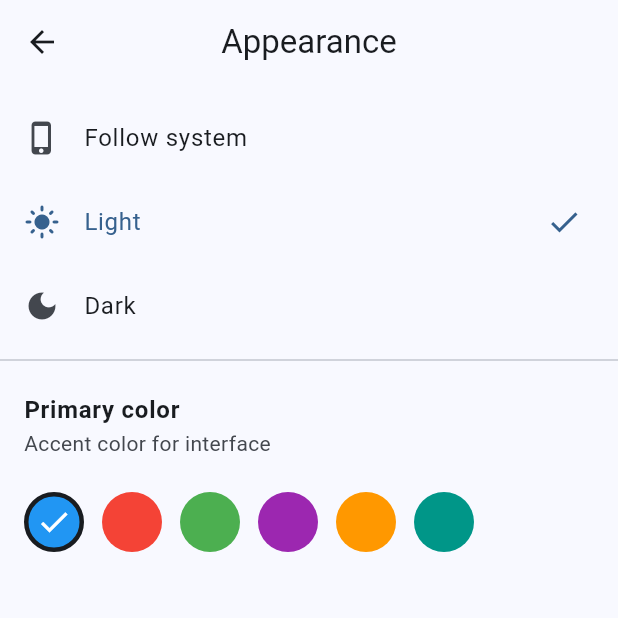
After one commit to pdf-reader-com/pdf_reader, a Flutter app: the ThemeSettingsPage screen opened directly, after a tap on "Light", on a phone screen of 412 x 824 dp, the top half of it. The commit adds this screen. Run offline on Flutter 3.47's test engine with Material 3 defaults, Android fonts, the phone set to English and light mode, and no system bars; our stand-ins replace file_picker, flutter_markdown_plus, shared_preferences; missing offline and left inert: docx_file_viewer, pdfrx; accounts and stored records are empty.

Commit message:
应用主体

```diff
--- a/lib/l10n/app_en.arb
+++ b/lib/l10n/app_en.arb
@@ -61,5 +61,13 @@
   "settingsLanguageSubtitle": "Interface language",
   "languageSettingsTitle": "Language",
   "languageFollowSystem": "Follow system",
-  "languageFollowSystemSubtitle": "Use system language (fall back to English if unsupported)"
+  "languageFollowSystemSubtitle": "Use system language (fall back to English if unsupported)",
+  "settingsThemeTitle": "Appearance",
+  "settingsThemeSubtitle": "Theme and colors",
+  "themeSettingsTitle": "Appearance",
+  "themeFollowSystem": "Follow system",
+  "themeLight": "Light",
+  "themeDark": "Dark",
+  "themeColorTitle": "Primary color",
+  "themeColorSubtitle": "Accent color for interface"
 }
--- a/lib/l10n/app_localizations.dart
+++ b/lib/l10n/app_localizations.dart
@@ -444,6 +444,54 @@ abstract class AppLocalizations {
   /// In en, this message translates to:
   /// **'Use system language (fall back to English if unsupported)'**
   String get languageFollowSystemSubtitle;
+
+  /// No description provided for @settingsThemeTitle.
+  ///
+  /// In en, this message translates to:
+  /// **'Appearance'**
+  String get settingsThemeTitle;
+
+  /// No description provided for @settingsThemeSubtitle.
+  ///
+  /// In en, this message translates to:
+  /// **'Theme and colors'**
+  String get settingsThemeSubtitle;
+
+  /// No description provided for @themeSettingsTitle.
+  ///
+  /// In en, this message translates to:
+  /// **'Appearance'**
+  String get themeSettingsTitle;
+
+  /// No description provided for @themeFollowSystem.
+  ///
+  /// In en, this message translates to:
+  /// **'Follow system'**
+  String get themeFollowSystem;
+
+  /// No description provided for @themeLight.
+  ///
+  /// In en, this message translates to:
+  /// **'Light'**
+  String get themeLight;
+
+  /// No description provided for @themeDark.
+  ///
+  /// In en, this message translates to:
+  /// **'Dark'**
+  String get themeDark;
+
+  /// No description provided for @themeColorTitle.
+  ///
+  /// In en, this message translates to:
+  /// **'Primary color'**
+  String get themeColorTitle;
+
+  /// No description provided for @themeColorSubtitle.
+  ///
+  /// In en, this message translates to:
+  /// **'Accent color for interface'**
+  String get themeColorSubtitle;
 }
 
 class _AppLocalizationsDelegate
--- a/lib/l10n/app_localizations_ar.dart
+++ b/lib/l10n/app_localizations_ar.dart
@@ -180,4 +180,28 @@ class AppLocalizationsAr extends AppLocalizations {
   @override
   String get languageFollowSystemSubtitle =>
       'Use system language (fall back to English if unsupported)';
+
+  @override
+  String get settingsThemeTitle => 'Appearance';
+
+  @override
+  String get settingsThemeSubtitle => 'Theme and colors';
+
+  @override
+  String get themeSettingsTitle => 'Appearance';
+
+  @override
+  String get themeFollowSystem => 'Follow system';
+
+  @override
+  String get themeLight => 'Light';
+
+  @override
+  String get themeDark => 'Dark';
+
+  @override
+  String get themeColorTitle => 'Primary color';
+
+  @override
+  String get themeColorSubtitle => 'Accent color for interface';
 }
--- a/lib/l10n/app_localizations_de.dart
+++ b/lib/l10n/app_localizations_de.dart
@@ -183,4 +183,28 @@ class AppLocalizationsDe extends AppLocalizations {
   @override
   String get languageFollowSystemSubtitle =>
       'Use system language (fall back to English if unsupported)';
+
+  @override
+  String get settingsThemeTitle => 'Appearance';
+
+  @override
+  String get settingsThemeSubtitle => 'Theme and colors';
+
+  @override
+  String get themeSettingsTitle => 'Appearance';
+
+  @override
+  String get themeFollowSystem => 'Follow system';
+
+  @override
+  String get themeLight => 'Light';
+
+  @override
+  String get themeDark => 'Dark';
+
+  @override
+  String get themeColorTitle => 'Primary color';
+
+  @override
+  String get themeColorSubtitle => 'Accent color for interface';
 }
--- a/lib/l10n/app_localizations_en.dart
+++ b/lib/l10n/app_localizations_en.dart
@@ -183,4 +183,28 @@ class AppLocalizationsEn extends AppLocalizations {
   @override
   String get languageFollowSystemSubtitle =>
       'Use system language (fall back to English if unsupported)';
+
+  @override
+  String get settingsThemeTitle => 'Appearance';
+
+  @override
+  String get settingsThemeSubtitle => 'Theme and colors';
+
+  @override
+  String get themeSettingsTitle => 'Appearance';
+
+  @override
+  String get themeFollowSystem => 'Follow system';
+
+  @override
+  String get themeLight => 'Light';
+
+  @override
+  String get themeDark => 'Dark';
+
+  @override
+  String get themeColorTitle => 'Primary color';
+
+  @override
+  String get themeColorSubtitle => 'Accent color for interface';
 }
--- a/lib/l10n/app_localizations_es.dart
+++ b/lib/l10n/app_localizations_es.dart
@@ -186,4 +186,28 @@ class AppLocalizationsEs extends AppLocalizations {
   @override
   String get languageFollowSystemSubtitle =>
       'Use system language (fall back to English if unsupported)';
+
+  @override
+  String get settingsThemeTitle => 'Appearance';
+
+  @override
+  String get settingsThemeSubtitle => 'Theme and colors';
+
+  @override
+  String get themeSettingsTitle => 'Appearance';
+
+  @override
+  String get themeFollowSystem => 'Follow system';
+
+  @override
+  String get themeLight => 'Light';
+
+  @override
+  String get themeDark => 'Dark';
+
+  @override
+  String get themeColorTitle => 'Primary color';
+
+  @override
+  String get themeColorSubtitle => 'Accent color for interface';
 }
--- a/lib/l10n/app_localizations_fr.dart
+++ b/lib/l10n/app_localizations_fr.dart
@@ -184,4 +184,28 @@ class AppLocalizationsFr extends AppLocalizations {
   @override
   String get languageFollowSystemSubtitle =>
       'Use system language (fall back to English if unsupported)';
+
+  @override
+  String get settingsThemeTitle => 'Appearance';
+
+  @override
+  String get settingsThemeSubtitle => 'Theme and colors';
+
+  @override
+  String get themeSettingsTitle => 'Appearance';
+
+  @override
+  String get themeFollowSystem => 'Follow system';
+
+  @override
+  String get themeLight => 'Light';
+
+  @override
+  String get themeDark => 'Dark';
+
+  @override
+  String get themeColorTitle => 'Primary color';
+
+  @override
+  String get themeColorSubtitle => 'Accent color for interface';
 }
--- a/lib/l10n/app_localizations_it.dart
+++ b/lib/l10n/app_localizations_it.dart
@@ -186,4 +186,28 @@ class AppLocalizationsIt extends AppLocalizations {
   @override
   String get languageFollowSystemSubtitle =>
       'Use system language (fall back to English if unsupported)';
+
+  @override
+  String get settingsThemeTitle => 'Appearance';
+
+  @override
+  String get settingsThemeSubtitle => 'Theme and colors';
+
+  @override
+  String get themeSettingsTitle => 'Appearance';
+
+  @override
+  String get themeFollowSystem => 'Follow system';
+
+  @override
+  String get themeLight => 'Light';
+
+  @override
+  String get themeDark => 'Dark';
+
+  @override
+  String get themeColorTitle => 'Primary color';
+
+  @override
+  String get themeColorSubtitle => 'Accent color for interface';
 }
--- a/lib/l10n/app_localizations_ja.dart
+++ b/lib/l10n/app_localizations_ja.dart
@@ -176,4 +176,28 @@ class AppLocalizationsJa extends AppLocalizations {
   @override
   String get languageFollowSystemSubtitle =>
       'Use system language (fall back to English if unsupported)';
+
+  @override
+  String get settingsThemeTitle => 'Appearance';
+
+  @override
+  String get settingsThemeSubtitle => 'Theme and colors';
+
+  @override
+  String get themeSettingsTitle => 'Appearance';
+
+  @override
+  String get themeFollowSystem => 'Follow system';
+
+  @override
+  String get themeLight => 'Light';
+
+  @override
+  String get themeDark => 'Dark';
+
+  @override
+  String get themeColorTitle => 'Primary color';
+
+  @override
+  String get themeColorSubtitle => 'Accent color for interface';
 }
--- a/lib/l10n/app_localizations_ko.dart
+++ b/lib/l10n/app_localizations_ko.dart
@@ -177,4 +177,28 @@ class AppLocalizationsKo extends AppLocalizations {
   @override
   String get languageFollowSystemSubtitle =>
       'Use system language (fall back to English if unsupported)';
+
+  @override
+  String get settingsThemeTitle => 'Appearance';
+
+  @override
+  String get settingsThemeSubtitle => 'Theme and colors';
+
+  @override
+  String get themeSettingsTitle => 'Appearance';
+
+  @override
+  String get themeFollowSystem => 'Follow system';
+
+  @override
+  String get themeLight => 'Light';
+
+  @override
+  String get themeDark => 'Dark';
+
+  @override
+  String get themeColorTitle => 'Primary color';
+
+  @override
+  String get themeColorSubtitle => 'Accent color for interface';
 }
--- a/lib/l10n/app_localizations_ru.dart
+++ b/lib/l10n/app_localizations_ru.dart
@@ -183,4 +183,28 @@ class AppLocalizationsRu extends AppLocalizations {
   @override
   String get languageFollowSystemSubtitle =>
       'Use system language (fall back to English if unsupported)';
+
+  @override
+  String get settingsThemeTitle => 'Appearance';
+
+  @override
+  String get settingsThemeSubtitle => 'Theme and colors';
+
+  @override
+  String get themeSettingsTitle => 'Appearance';
+
+  @override
+  String get themeFollowSystem => 'Follow system';
+
+  @override
+  String get themeLight => 'Light';
+
+  @override
+  String get themeDark => 'Dark';
+
+  @override
+  String get themeColorTitle => 'Primary color';
+
+  @override
+  String get themeColorSubtitle => 'Accent color for interface';
 }
--- a/lib/main.dart
+++ b/lib/main.dart
@@ -20,15 +20,22 @@ class MyApp extends StatefulWidget {
 
 class _MyAppState extends State<MyApp> {
   static const _prefsKeyLocale = 'app_locale';
+  static const _prefsKeyThemeMode = 'app_theme_mode';
+  static const _prefsKeyThemeSeedColor = 'app_theme_seed_color';
 
   Locale? _overrideLocale;
+  ThemeMode _themeMode = ThemeMode.system;
+  Color _seedColor = Colors.blue;
 
   Locale? get overrideLocale => _overrideLocale;
+  ThemeMode get themeMode => _themeMode;
+  Color get seedColor => _seedColor;
 
   @override
   void initState() {
     super.initState();
     _loadSavedLocale();
+    _loadSavedTheme();
   }
 
   Future<void> _loadSavedLocale() async {
@@ -65,14 +72,76 @@ class _MyAppState extends State<MyApp> {
     });
   }
 
+  Future<void> _loadSavedTheme() async {
+    final prefs = await SharedPreferences.getInstance();
+    final modeIndex = prefs.getInt(_prefsKeyThemeMode);
+    final colorValue = prefs.getInt(_prefsKeyThemeSeedColor);
+
+    setState(() {
+      _themeMode = _decodeThemeMode(modeIndex);
+      _seedColor = colorValue != null ? Color(colorValue) : Colors.blue;
+    });
+  }
+
+  ThemeMode _decodeThemeMode(int? index) {
+    switch (index) {
+      case 1:
+        return ThemeMode.light;
+      case 2:
+        return ThemeMode.dark;
+      case 0:
+      default:
+        return ThemeMode.system;
+    }
+  }
+
+  int _encodeThemeMode(ThemeMode mode) {
+    switch (mode) {
+      case ThemeMode.light:
+        return 1;
+      case ThemeMode.dark:
+        return 2;
+      case ThemeMode.system:
+      default:
+        return 0;
+    }
+  }
+
+  Future<void> setThemeMode(ThemeMode mode) async {
+    final prefs = await SharedPreferences.getInstance();
+    await prefs.setInt(_prefsKeyThemeMode, _encodeThemeMode(mode));
+    setState(() {
+      _themeMode = mode;
+    });
+  }
+
+  Future<void> setSeedColor(Color color) async {
+    final prefs = await SharedPreferences.getInstance();
+    await prefs.setInt(_prefsKeyThemeSeedColor, color.value);
+    setState(() {
+      _seedColor = color;
+    });
+  }
+
   @override
   Widget build(BuildContext context) {
     return MaterialApp(
       debugShowCheckedModeBanner: false,
       theme: ThemeData(
-        colorScheme: ColorScheme.fromSeed(seedColor: Colors.blue),
+        colorScheme: ColorScheme.fromSeed(
+          seedColor: _seedColor,
+          brightness: Brightness.light,
+        ),
         useMaterial3: true,
       ),
+      darkTheme: ThemeData(
+        colorScheme: ColorScheme.fromSeed(
+          seedColor: _seedColor,
+          brightness: Brightness.dark,
+        ),
+        useMaterial3: true,
+      ),
+      themeMode: _themeMode,
       localizationsDelegates: const [
         AppLocalizations.delegate,
         GlobalMaterialLocalizations.delegate,
--- /dev/null
+++ b/lib/pages/theme_settings_page.dart
@@ -0,0 +1,167 @@
+import 'package:flutter/material.dart';
+import 'package:pdf_reader/l10n/app_localizations.dart';
+
+import '../main.dart';
+
+class ThemeSettingsPage extends StatefulWidget {
+  const ThemeSettingsPage({super.key});
+
+  @override
+  State<ThemeSettingsPage> createState() => _ThemeSettingsPageState();
+}
+
+class _ThemeSettingsPageState extends State<ThemeSettingsPage> {
+  late ThemeMode _themeMode;
+  late Color _seedColor;
+  bool _initialized = false;
+
+  @override
+  void didChangeDependencies() {
+    super.didChangeDependencies();
+    if (!_initialized) {
+      final appState = MyApp.of(context);
+      _themeMode = appState?.themeMode ?? ThemeMode.system;
+      _seedColor = appState?.seedColor ?? Colors.blue;
+      _initialized = true;
+    }
+  }
+
+  @override
+  Widget build(BuildContext context) {
+    final l = AppLocalizations.of(context)!;
+    final appState = MyApp.of(context);
+
+    final colors = <Color>[
+      Colors.blue,
+      Colors.red,
+      Colors.green,
+      Colors.purple,
+      Colors.orange,
+      Colors.teal,
+    ];
+
+    return Scaffold(
+      appBar: AppBar(
+        title: Text(l.themeSettingsTitle),
+        centerTitle: true,
+      ),
+      body: ListView(
+        padding: const EdgeInsets.symmetric(vertical: 8),
+        children: [
+          ListTile(
+            leading: const Icon(Icons.phone_iphone),
+            title: Text(l.themeFollowSystem),
+            trailing:
+                _themeMode == ThemeMode.system ? const Icon(Icons.check) : null,
+            selected: _themeMode == ThemeMode.system,
+            onTap: () {
+              appState?.setThemeMode(ThemeMode.system);
+              setState(() {
+                _themeMode = ThemeMode.system;
+              });
+            },
+          ),
+          ListTile(
+            leading: const Icon(Icons.light_mode),
+            title: Text(l.themeLight),
+            trailing:
+                _themeMode == ThemeMode.light ? const Icon(Icons.check) : null,
+            selected: _themeMode == ThemeMode.light,
+            onTap: () {
+              appState?.setThemeMode(ThemeMode.light);
+              setState(() {
+                _themeMode = ThemeMode.light;
+              });
+            },
+          ),
+          ListTile(
+            leading: const Icon(Icons.dark_mode),
+            title: Text(l.themeDark),
+            trailing:
+                _themeMode == ThemeMode.dark ? const Icon(Icons.check) : null,
+            selected: _themeMode == ThemeMode.dark,
+            onTap: () {
+              appState?.setThemeMode(ThemeMode.dark);
+              setState(() {
+                _themeMode = ThemeMode.dark;
+              });
+            },
+          ),
+          const Divider(),
+          ListTile(
+            title: Text(
+              l.themeColorTitle,
+              style: const TextStyle(fontWeight: FontWeight.bold),
+            ),
+            subtitle: Text(l.themeColorSubtitle),
+          ),
+          Padding(
+            padding: const EdgeInsets.symmetric(horizontal: 16, vertical: 8),
+            child: Wrap(
+              spacing: 12,
+              runSpacing: 12,
+              children: [
+                for (final color in colors)
+                  _ThemeColorDot(
+                    color: color,
+                    selected: _seedColor.value == color.value,
+                    onTap: () {
+                      appState?.setSeedColor(color);
+                      setState(() {
+                        _seedColor = color;
+                      });
+                    },
+                  ),
+              ],
+            ),
+          ),
+        ],
+      ),
+    );
+  }
+}
+
+class _ThemeColorDot extends StatelessWidget {
+  const _ThemeColorDot({
+    required this.color,
+    required this.selected,
+    required this.onTap,
+  });
+
+  final Color color;
+  final bool selected;
+  final VoidCallback onTap;
+
+  @override
+  Widget build(BuildContext context) {
+    final borderColor = Theme.of(context).colorScheme.onBackground;
+
+    return GestureDetector(
+      onTap: onTap,
+      child: Container(
+        width: 40,
+        height: 40,
+        decoration: BoxDecoration(
+          color: color,
+          shape: BoxShape.circle,
+          border: selected
+              ? Border.all(
+                  color: borderColor,
+                  width: 3,
+                )
+              : null,
+        ),
+        alignment: Alignment.center,
+        child: selected
+            ? Icon(
+                Icons.check,
+                color: ThemeData.estimateBrightnessForColor(color) ==
+                        Brightness.dark
+                    ? Colors.white
+                    : Colors.black,
+              )
+            : null,
+      ),
+    );
+  }
+}
```
Also changed, not shown: lib/l10n/app_localizations_zh.dart (+24 -0 lines), lib/l10n/app_zh.arb (+9 -1 lines), lib/pages/settings_page.dart (+13 -0 lines).
